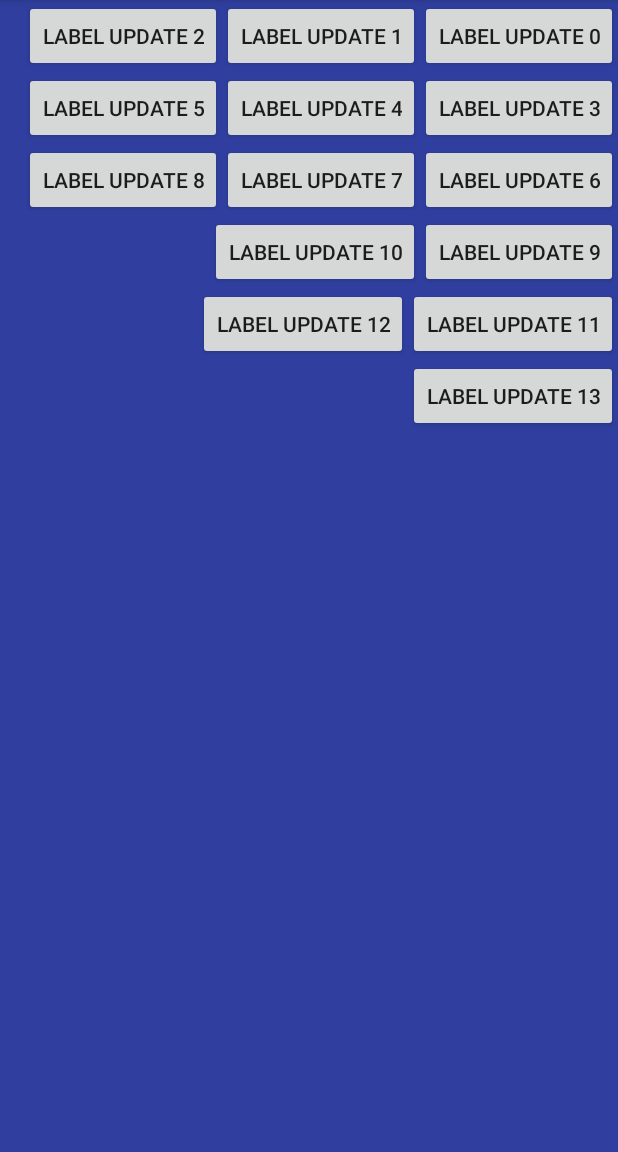
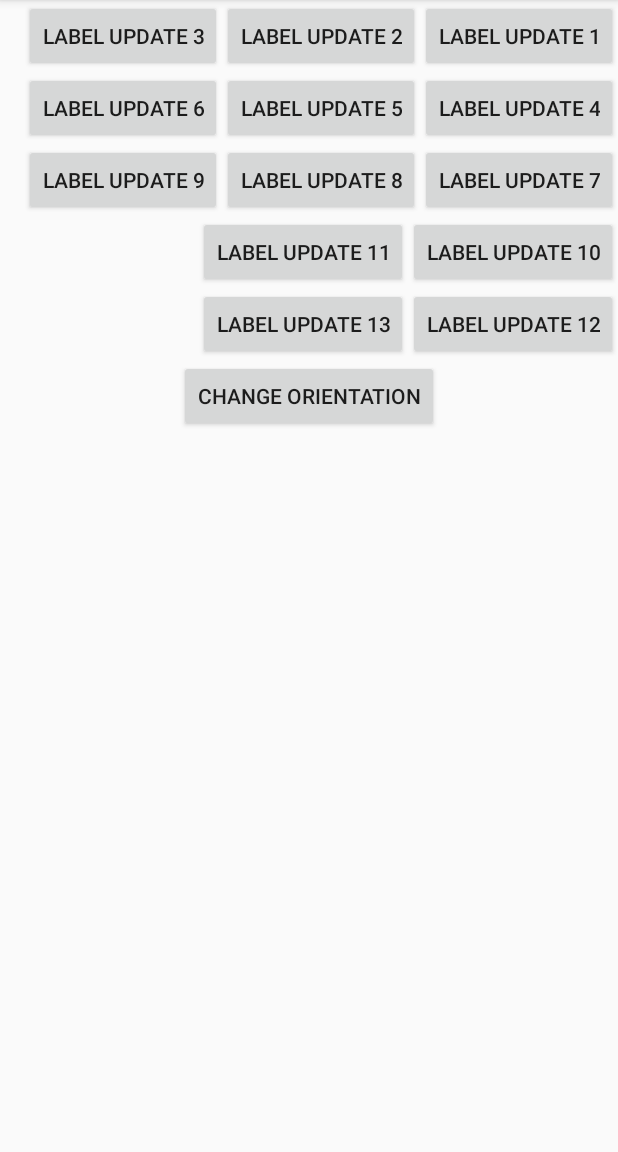
Before and after one commit to dinzdale/SnakeLayout, an Android app: the first screen one second after launch (MainActivity), on a phone screen of 412 x 824 dp, the part 84-1236 px from its top. Run offline under Robolectric (Android 15) with nearby library versions, the phone set to English and light mode, and no system bars; our stand-ins replace data binding; 21 statements that could not run were skipped.

Commit message:
Changes before Snake

```diff
--- a/app/src/main/java/com/snakelayout/gary_jacobs/infragisiticstasksnakelayout/MainActivity.java
+++ b/app/src/main/java/com/snakelayout/gary_jacobs/infragisiticstasksnakelayout/MainActivity.java
@@ -4,14 +4,17 @@ import android.databinding.DataBindingUtil;
 import android.support.v7.app.AppCompatActivity;
 import android.os.Bundle;
 import android.util.Log;
+import android.view.View;
+import android.widget.Button;
 
 import com.snakelayout.gary_jacobs.infragisiticstasksnakelayout.databinding.ActivityMainBinding;
 import com.snakelayout.gary_jacobs.infragisiticstasksnakelayout.model.ButtonModelView;
 
 public class MainActivity extends AppCompatActivity {
 
-    SnakeLayout snakeLayout;
-    ButtonModelView buttonModelView;
+    private SnakeLayout snakeLayout;
+    private ButtonModelView buttonModelView;
+    private Button orientation_btn;
 
     @Override
     protected void onCreate(Bundle savedInstanceState) {
@@ -20,6 +23,13 @@ public class MainActivity extends AppCompatActivity {
         buttonModelView = new ButtonModelView();
         binding.setButtonVM(buttonModelView);
         snakeLayout = (SnakeLayout) findViewById(R.id.snake_layout);
+        orientation_btn = (Button) findViewById(R.id.orientation_btn);
+        orientation_btn.setOnClickListener(new View.OnClickListener() {
+            @Override
+            public void onClick(View v) {
+                snakeLayout.toggleOrientaton();
+            }
+        });
     }
 
     @Override
@@ -34,7 +44,7 @@ public class MainActivity extends AppCompatActivity {
         public void run() {
             for (int i = 0; i < 3; i++) {
                 for (int x = 0; x < 15; x++) {
-                    buttonModelView.setButtonValues(x, "Label Update " + (x + i), x%2);
+                    buttonModelView.setButtonValues(x, "Label Update " + (x + i), x % 2);
                 }
                 try {
                     Thread.sleep(1000 * 3);
--- a/app/src/main/res/layout/activity_main.xml
+++ b/app/src/main/res/layout/activity_main.xml
@@ -9,16 +9,20 @@
 
     </data>
 
-    <FrameLayout
-        android:id="@+id/scrollView"
+    <LinearLayout
         android:layout_width="match_parent"
-        android:layout_height="match_parent">
+        android:layout_height="match_parent"
+        android:orientation="vertical">
+
+        <ScrollView
+            android:layout_width="wrap_content"
+            android:layout_height="wrap_content"
+            android:layout_gravity="center">
 
             <com.snakelayout.gary_jacobs.infragisiticstasksnakelayout.SnakeLayout
                 android:id="@+id/snake_layout"
                 android:layout_width="match_parent"
-            android:layout_height="match_parent"
-            android:background="@color/colorPrimaryDark">
+                android:layout_height="wrap_content">
 
                 <Button
                     android:layout_width="wrap_content"
@@ -30,8 +34,8 @@
                 <Button
                     android:layout_width="wrap_content"
                     android:layout_height="wrap_content"
+                    android:paddingBottom="@{buttonVM.buttonWidthList[1] == 0 ? @dimen/button_width_small : @dimen/button_width_medium }"
                     android:paddingTop="@{buttonVM.buttonWidthList[1] == 0 ? @dimen/button_width_small : @dimen/button_width_medium }"
-                android:paddingBottom="@{buttonVM.buttonWidthList[1] == 0 ? @dimen/button_width_small : @dimen/button_width_medium }"
                     android:text="@{buttonVM.buttonLabelList[1]}" />
 
                 <Button
@@ -43,15 +47,15 @@
                 <Button
                     android:layout_width="wrap_content"
                     android:layout_height="wrap_content"
+                    android:paddingBottom="@{buttonVM.buttonWidthList[3] == 0 ? @dimen/button_width_small : @dimen/button_width_medium }"
                     android:paddingTop="@{buttonVM.buttonWidthList[3] == 0 ? @dimen/button_width_small : @dimen/button_width_medium }"
-                android:paddingBottom="@{buttonVM.buttonWidthList[3] == 0 ? @dimen/button_width_small : @dimen/button_width_medium }"
                     android:text="@{buttonVM.buttonLabelList[3]}" />
 
                 <Button
                     android:layout_width="wrap_content"
                     android:layout_height="wrap_content"
+                    android:paddingBottom="@{buttonVM.buttonWidthList[4] == 0 ? @dimen/button_width_small : @dimen/button_width_medium }"
                     android:paddingTop="@{buttonVM.buttonWidthList[4] == 0 ? @dimen/button_width_small : @dimen/button_width_medium }"
-                android:paddingBottom="@{buttonVM.buttonWidthList[4] == 0 ? @dimen/button_width_small : @dimen/button_width_medium }"
                     android:text="@{buttonVM.buttonLabelList[4]}" />
 
                 <Button
@@ -73,8 +77,8 @@
                 <Button
                     android:layout_width="wrap_content"
                     android:layout_height="wrap_content"
+                    android:paddingBottom="@{buttonVM.buttonWidthList[8] == 0 ? @dimen/button_width_small : @dimen/button_width_medium }"
                     android:paddingTop="@{buttonVM.buttonWidthList[8] == 0 ? @dimen/button_width_small : @dimen/button_width_medium }"
-                android:paddingBottom="@{buttonVM.buttonWidthList[8] == 0 ? @dimen/button_width_small : @dimen/button_width_medium }"
                     android:text="@{buttonVM.buttonLabelList[8]}" />
 
                 <Button
@@ -86,8 +90,8 @@
                 <Button
                     android:layout_width="wrap_content"
                     android:layout_height="wrap_content"
+                    android:paddingBottom="@{buttonVM.buttonWidthList[10] == 0 ? @dimen/button_width_small : @dimen/button_width_medium }"
                     android:paddingTop="@{buttonVM.buttonWidthList[10] == 0 ? @dimen/button_width_small : @dimen/button_width_medium }"
-                android:paddingBottom="@{buttonVM.buttonWidthList[10] == 0 ? @dimen/button_width_small : @dimen/button_width_medium }"
                     android:text="@{buttonVM.buttonLabelList[10]}" />
 
                 <Button
@@ -100,17 +104,26 @@
                 <Button
                     android:layout_width="wrap_content"
                     android:layout_height="wrap_content"
+                    android:paddingBottom="@{buttonVM.buttonWidthList[12] == 0 ? @dimen/button_width_small : @dimen/button_width_medium }"
                     android:paddingLeft="@{buttonVM.buttonWidthList[12] == 0 ? @dimen/button_width_small : @dimen/button_width_medium }"
-                android:paddingBottom="@{buttonVM.buttonWidthList[12] == 0 ? @dimen/button_width_small : @dimen/button_width_medium }"
                     android:text="@{buttonVM.buttonLabelList[12]}" />
 
                 <Button
                     android:layout_width="wrap_content"
                     android:layout_height="wrap_content"
+                    android:paddingRight="@{buttonVM.buttonWidthList[13] == 0 ? @dimen/button_width_small : @dimen/button_width_medium }"
                     android:paddingTop="@{buttonVM.buttonWidthList[13] == 0 ? @dimen/button_width_small : @dimen/button_width_medium }"
-                android:paddingRight="@{buttonVM.buttonWidthList[13] == 0 ? @dimen/button_width_small : @dimen/button_width_medium }"
                     android:text="@{buttonVM.buttonLabelList[13]}" />
 
             </com.snakelayout.gary_jacobs.infragisiticstasksnakelayout.SnakeLayout>
-    </FrameLayout>
+        </ScrollView>
+
+        <Button
+            android:id="@+id/orientation_btn"
+            android:layout_width="wrap_content"
+            android:layout_height="wrap_content"
+            android:layout_gravity="center"
+            android:text="change orientation" />
+
+    </LinearLayout>
 </layout>
```
Also changed, not shown: app/src/main/java/com/snakelayout/gary_jacobs/infragisiticstasksnakelayout/SnakeLayout.java (+51 -2 lines). Lines whose indentation alone changed are shown as unchanged.
